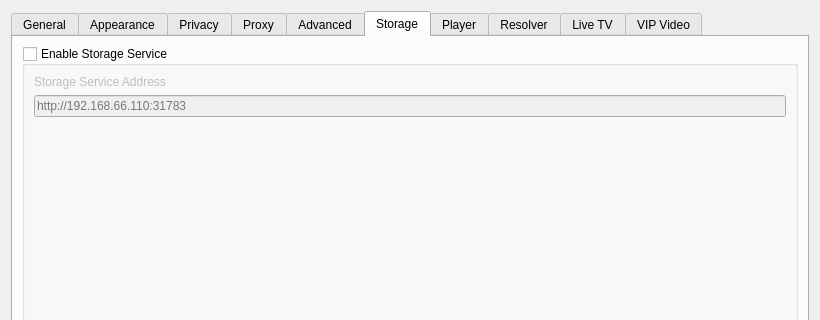
First picture: the form in src/client/ui/settings.ui, repository missdeer/imchenwen, before the edit; both pictures show x 0 to 820 and y 0 to 320 of the 820 by 528 pixel window.
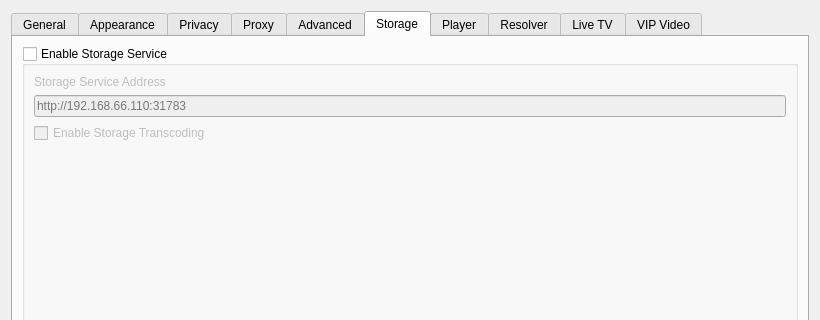
Second picture: the form after the edit. The open tabs and pages were chosen to show the change.

Diff of the .ui file:
```diff
--- a/src/client/ui/settings.ui
+++ b/src/client/ui/settings.ui
@@ -683,6 +683,13 @@
             </property>
            </widget>
           </item>
+          <item>
+           <widget class="QCheckBox" name="btnEnableStorageTranscoding">
+            <property name="text">
+             <string>Enable Storage Transcoding</string>
+            </property>
+           </widget>
+          </item>
           <item>
            <spacer name="verticalSpacer_6">
             <property name="orientation">
@@ -691,7 +698,7 @@
             <property name="sizeHint" stdset="0">
              <size>
               <width>20</width>
-              <height>317</height>
+              <height>294</height>
              </size>
             </property>
            </spacer>
```
